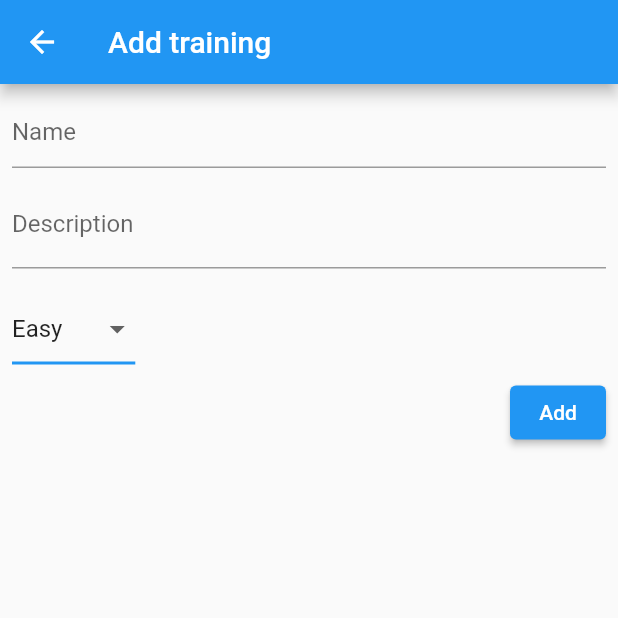
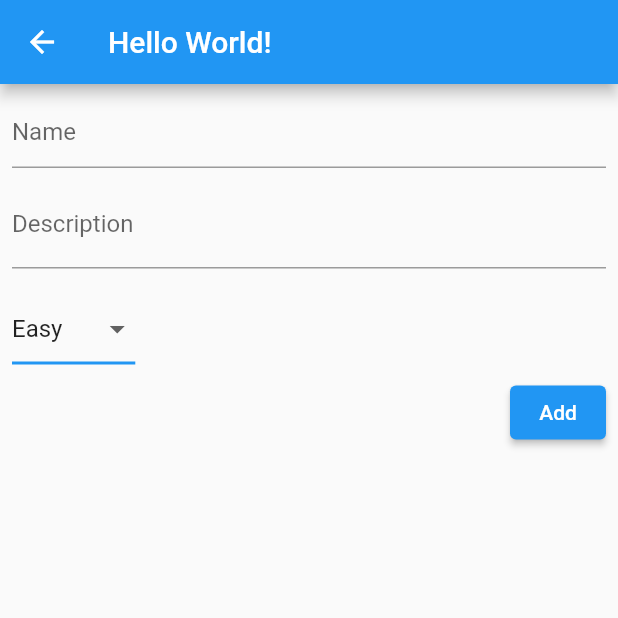
Before and after one commit to MaximSemashko/daily_app, a Flutter app: the AddTrainingPage screen opened by its route, on a phone screen of 412 x 824 dp, the top half of it. Run offline on Flutter 3.47's test engine with Material 2 defaults, Android fonts, the phone set to English and light mode, and no system bars; generated files the repository leaves out were written again.

Commit message:
added localization

```diff
--- /dev/null
+++ b/l10n.yaml
@@ -0,0 +1,3 @@
+arb-dir: lib/l10n
+template-arb-file: app_en.arb
+output-localization-file: app_localizations.dart
--- a/lib/add_training_page/AddTrainingPage.dart
+++ b/lib/add_training_page/AddTrainingPage.dart
@@ -1,5 +1,6 @@
 import 'package:daily_app/trainings/data/entities/Training.dart';
 import 'package:flutter/material.dart';
+import 'package:flutter_gen/gen_l10n/app_localizations.dart';
 
 class AddTrainingPage extends StatefulWidget {
   @override
@@ -31,7 +32,7 @@ class _AddTrainingPageState extends State<AddTrainingPage> {
   Widget build(BuildContext context) {
     return Scaffold(
       appBar: AppBar(
-        title: Text('Add training'),
+        title: Text(AppLocalizations.of(context)!.helloWorld),
       ),
       body: Padding(
         padding: const EdgeInsets.all(8.0),
@@ -45,11 +46,11 @@ class _AddTrainingPageState extends State<AddTrainingPage> {
                 child: TextFormField(
                   controller: nameTextController,
                   decoration: InputDecoration(
-                    hintText: 'Name',
+                    hintText: AppLocalizations.of(context)!.nameHint,
                   ),
                   validator: (value) {
                     if (value == null || value.isEmpty) {
-                      return 'Please enter correct name';
+                      return AppLocalizations.of(context)!.nameTextFieldHint;
                     }
                     return null;
                   },
@@ -60,7 +61,7 @@ class _AddTrainingPageState extends State<AddTrainingPage> {
                 child: TextFormField(
                   controller: descriptionTextController,
                   decoration: InputDecoration(
-                    labelText: 'Description',
+                    labelText: AppLocalizations.of(context)!.descriptionHint,
                   ),
                 ),
               ),
@@ -98,7 +99,7 @@ class _AddTrainingPageState extends State<AddTrainingPage> {
                     print(training.toString());
                     Navigator.of(context).pop(training);
                   },
-                  child: Text('Add'),
+                  child: Text(AppLocalizations.of(context)!.addButtonText),
                 ),
               )
             ],
--- a/lib/main.dart
+++ b/lib/main.dart
@@ -1,5 +1,6 @@
 import 'package:daily_app/home/Home.dart';
 import 'package:flutter/material.dart';
+import 'package:flutter_gen/gen_l10n/app_localizations.dart';
 
 import 'add_training_page/AddTrainingPage.dart';
 
@@ -13,6 +14,8 @@ class MyApp extends StatelessWidget {
   Widget build(BuildContext context) {
     return MaterialApp(
       title: 'Flutter Demo',
+      localizationsDelegates: AppLocalizations.localizationsDelegates,
+      supportedLocales: AppLocalizations.supportedLocales,
       theme: ThemeData(
         primarySwatch: Colors.blue,
         visualDensity: VisualDensity.adaptivePlatformDensity,
--- a/pubspec.yaml
+++ b/pubspec.yaml
@@ -23,8 +23,9 @@ environment:
 dependencies:
   flutter:
     sdk: flutter
-
-
+  flutter_localizations:
+    sdk: flutter
+  intl: ^0.17.0
   # The following adds the Cupertino Icons font to your application.
   # Use with the CupertinoIcons class for iOS style icons.
   cupertino_icons: ^1.0.2
@@ -43,6 +44,7 @@ flutter:
   # included with your application, so that you can use the icons in
   # the material Icons class.
   uses-material-design: true
+  generate: true
 
   assets:
     - assets/images/training.png
```
Also changed, not shown: lib/home/Home.dart (+10 -5 lines), lib/l10n/app_en.arb (added, +12 -0 lines), lib/l10n/app_ru.arb (added, +12 -0 lines), pubspec.lock.
